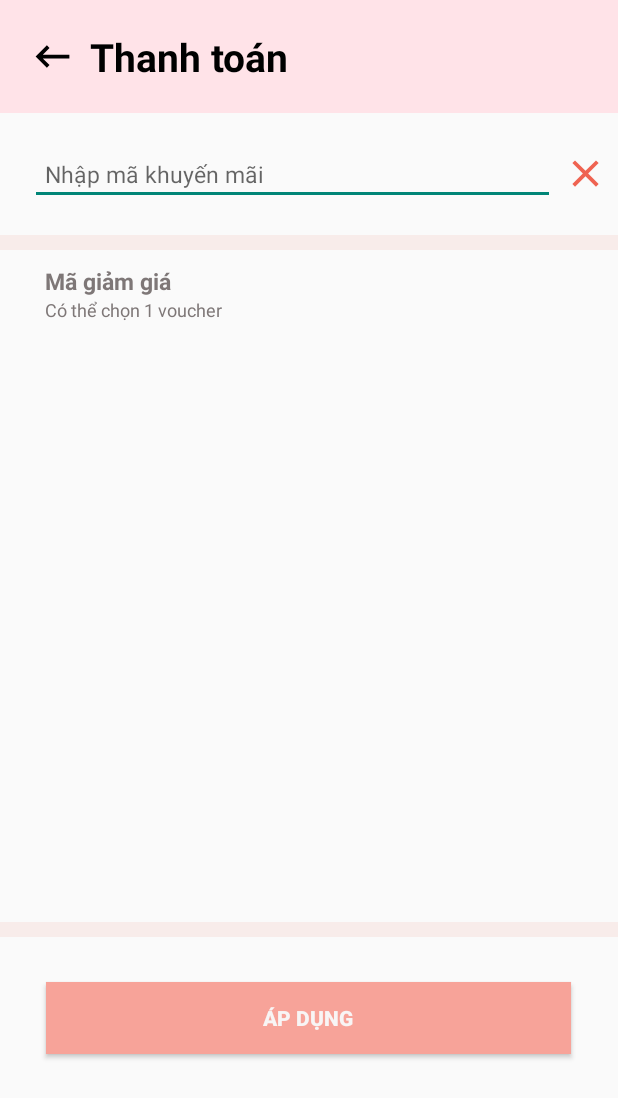
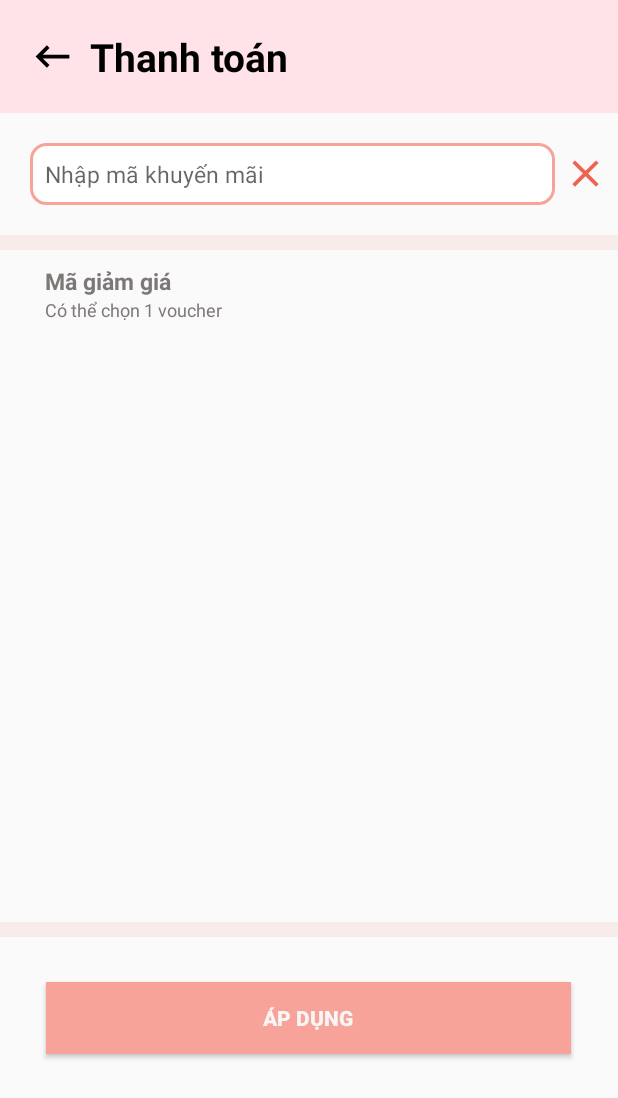
Before and after one commit to The-Bioskin/TheBioskinApp, an Android app: the layout apply_voucher_activity.xml on its own in the app's theme, with its tools: preview values and no code run, on a phone screen of 412 x 824 dp. Shown: the top 1098 px of the screen. Run offline under Robolectric (Android 15) with nearby library versions, the phone set to English and light mode, and no system bars.

Commit message:
Update code

```diff
--- a/app/src/main/res/layout/apply_voucher_activity.xml
+++ b/app/src/main/res/layout/apply_voucher_activity.xml
@@ -52,7 +52,8 @@
                     android:padding="10dp"
                     android:textSize="15dp"
                     android:inputType="text"
-                    android:layout_marginLeft="20dp"/>
+                    android:layout_marginLeft="20dp"
+                    android:background="@drawable/custome_edt"/>
 
                 <ImageView
                     android:id="@+id/imv_Clear"
```
